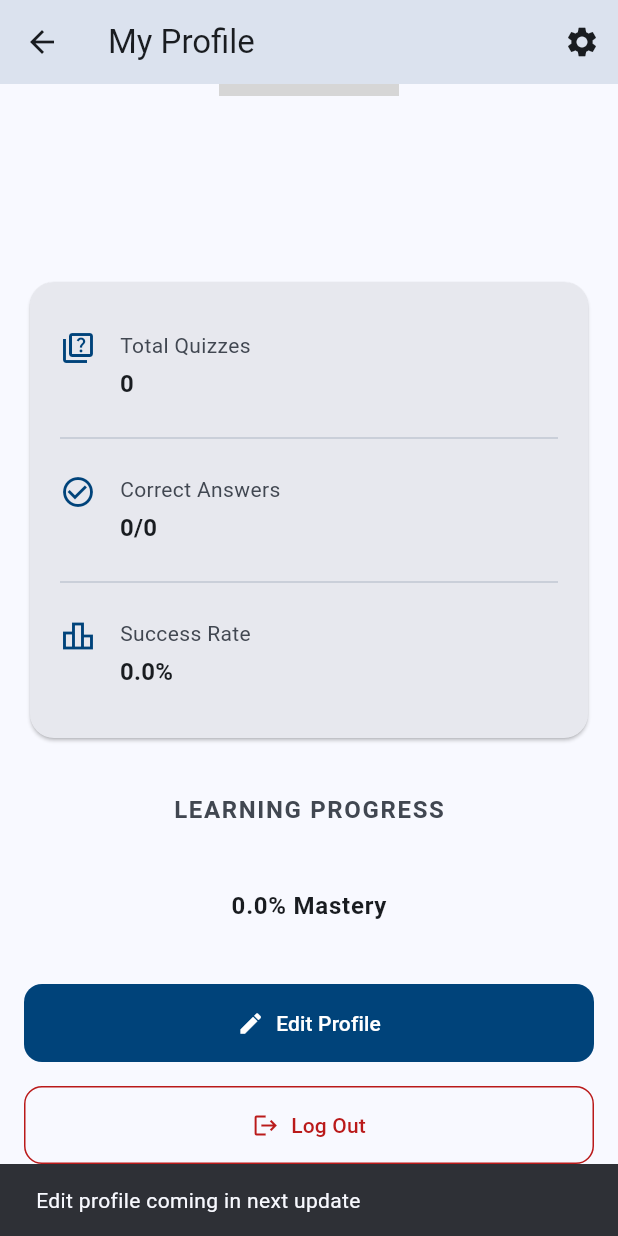
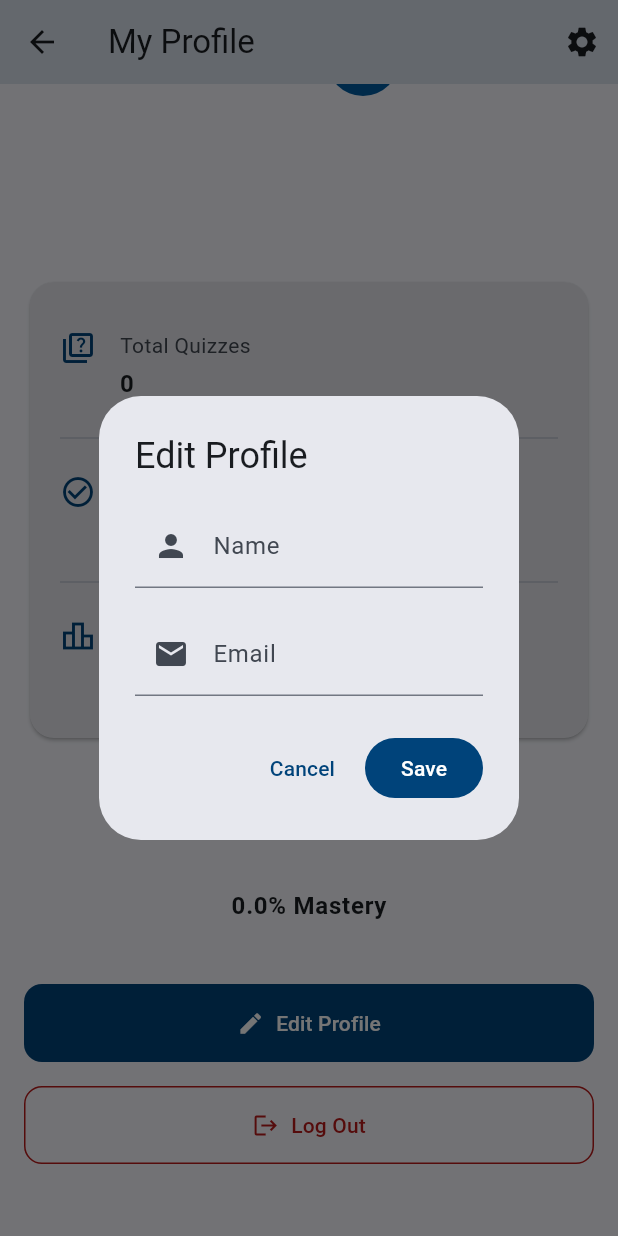
Before and after one commit to Eng-Ruqaih-Salman2040/flutter_quiz_app_roqsal2026, a Flutter app: the ProfileScreen screen opened directly with empty values, scrolled down 136 dp, after a tap on "Edit Profile", on a phone screen of 412 x 824 dp. Run offline on Flutter 3.47's test engine with Material 3 defaults, Android fonts, the phone set to English and light mode, and no system bars; our stand-ins replace awesome_dialog, dio, fl_chart, flutter_svg, font_awesome_flutter, google_sign_in and 8 more; accounts and stored records are empty; grey boxes are pictures that could not be loaded.

Commit message:
update final profile page

```diff
--- a/lib/screen/profilepage.dart
+++ b/lib/screen/profilepage.dart
@@ -1,5 +1,6 @@
 import 'dart:io';
 import 'package:flutter/material.dart';
+import 'package:image_picker/image_picker.dart';
 import 'package:roqsal_quizapp_2026/screen/settings_screen.dart';
 import 'package:shared_preferences/shared_preferences.dart';
 
@@ -20,11 +21,17 @@ class ProfileScreen extends StatefulWidget {
 class _ProfileScreenState extends State<ProfileScreen> {
   String? _email;
   String? _universityId;
+  String? _userName;
+  String? _profileImagePath;
+
   int _totalQuizzes = 0;
   int _correctAnswers = 0;
   double _successRate = 0.0;
+
   bool _isLoading = true;
   bool _isLoggingOut = false;
+
+  final ImagePicker _picker = ImagePicker();
 
   @override
   void initState() {
@@ -37,6 +44,8 @@ class _ProfileScreenState extends State<ProfileScreen> {
       final prefs = await SharedPreferences.getInstance();
       setState(() {
         _email = prefs.getString('email');
+        _userName = prefs.getString('userName') ?? widget.userName;
+        _profileImagePath = prefs.getString('profileImagePath') ?? widget.imagePath;
         _universityId = prefs.getString('universityId');
         _totalQuizzes = prefs.getInt('totalQuizzes') ?? 0;
         _correctAnswers = prefs.getInt('correctAnswers') ?? 0;
@@ -47,8 +56,90 @@ class _ProfileScreenState extends State<ProfileScreen> {
       });
     } catch (e) {
       setState(() => _isLoading = false);
-      // In production, you might want to log this error to a service
       debugPrint('Error loading profile data: $e');
+    }
+  }
+
+  Future<void> _saveUserData() async {
+    final prefs = await SharedPreferences.getInstance();
+    if (_userName != null) await prefs.setString('userName', _userName!);
+    if (_email != null) await prefs.setString('email', _email!);
+    if (_profileImagePath != null) await prefs.setString('profileImagePath', _profileImagePath!);
+  }
+
+  Future<void> _changeProfileImage() async {
+    try {
+      final pickedFile = await _picker.pickImage(source: ImageSource.gallery);
+      if (pickedFile != null) {
+        setState(() {
+          _profileImagePath = pickedFile.path;
+        });
+        await _saveUserData();
+        ScaffoldMessenger.of(context).showSnackBar(
+          const SnackBar(content: Text('Profile image updated!')),
+        );
+      }
+    } catch (e) {
+      debugPrint('Error picking image: $e');
+      ScaffoldMessenger.of(context).showSnackBar(
+        const SnackBar(content: Text('Failed to change profile image.')),
+      );
+    }
+  }
+
+  Future<void> _editProfile() async {
+    final theme = Theme.of(context);
+    final TextEditingController nameController = TextEditingController(text: _userName);
+    final TextEditingController emailController = TextEditingController(text: _email);
+
+    final result = await showDialog<bool>(
+      context: context,
+      builder: (context) => AlertDialog(
+        title: const Text('Edit Profile'),
+        content: SingleChildScrollView(
+          child: Column(
+            children: [
+              TextField(
+                controller: nameController,
+                decoration: const InputDecoration(
+                  labelText: 'Name',
+                  prefixIcon: Icon(Icons.person),
+                ),
+              ),
+              const SizedBox(height: 16),
+              TextField(
+                controller: emailController,
+                decoration: const InputDecoration(
+                  labelText: 'Email',
+                  prefixIcon: Icon(Icons.email),
+                ),
+                keyboardType: TextInputType.emailAddress,
+              ),
+            ],
+          ),
+        ),
+        actions: [
+          TextButton(
+            onPressed: () => Navigator.pop(context, false),
+            child: const Text('Cancel'),
+          ),
+          FilledButton(
+            onPressed: () => Navigator.pop(context, true),
+            child: const Text('Save'),
+          ),
+        ],
+      ),
+    );
+
+    if (result ?? false) {
+      setState(() {
+        _userName = nameController.text.trim();
+        _email = emailController.text.trim();
+      });
+      await _saveUserData();
+      ScaffoldMessenger.of(context).showSnackBar(
+        const SnackBar(content: Text('Profile updated successfully.')),
+      );
     }
   }
 
@@ -75,12 +166,14 @@ class _ProfileScreenState extends State<ProfileScreen> {
       setState(() => _isLoggingOut = true);
       try {
         final prefs = await SharedPreferences.getInstance();
-        await prefs.setBool('isRegistered', false);
-        Navigator.pushNamedAndRemoveUntil(
-          context,
-          '/onboarding',
-              (route) => false,
-        );
+        await prefs.clear();
+        if (mounted) {
+          Navigator.pushNamedAndRemoveUntil(
+            context,
+            '/onboarding',
+                (route) => false,
+          );
+        }
       } catch (e) {
         setState(() => _isLoggingOut = false);
         ScaffoldMessenger.of(context).showSnackBar(
@@ -88,20 +181,6 @@ class _ProfileScreenState extends State<ProfileScreen> {
         );
       }
     }
-  }
-
-  Future<void> _editProfile() async {
-    // Placeholder for edit profile functionality
-    ScaffoldMessenger.of(context).showSnackBar(
-      const SnackBar(content: Text('Edit profile coming in next update')),
-    );
-  }
-
-  Future<void> _changeProfileImage() async {
-    // Placeholder for profile image change
-    ScaffoldMessenger.of(context).showSnackBar(
-      const SnackBar(content: Text('Profile image change coming soon')),
-    );
   }
 
   Widget _buildInfoRow({
@@ -161,8 +240,8 @@ class _ProfileScreenState extends State<ProfileScreen> {
               context,
               MaterialPageRoute(
                 builder: (_) => SettingsScreen(
-                  userName: widget.userName,
-                  imagePath: widget.imagePath,
+                  userName: _userName ?? '',
+                  imagePath: _profileImagePath,
                 ),
               ),
             ),
@@ -186,10 +265,10 @@ class _ProfileScreenState extends State<ProfileScreen> {
                 CircleAvatar(
                   radius: isSmallScreen ? 60 : 72,
                   backgroundColor: colorScheme.surfaceVariant,
-                  backgroundImage: widget.imagePath != null
-                      ? FileImage(File(widget.imagePath!))
+                  backgroundImage: _profileImagePath != null
+                      ? FileImage(File(_profileImagePath!))
                       : null,
-                  child: widget.imagePath == null
+                  child: _profileImagePath == null
                       ? Icon(
                     Icons.person,
                     size: isSmallScreen ? 50 : 64,
@@ -209,6 +288,7 @@ class _ProfileScreenState extends State<ProfileScreen> {
                       size: 20,
                     ),
                     onPressed: _changeProfileImage,
+                    tooltip: 'Change Profile Picture',
                   ),
                 ),
               ],
@@ -217,7 +297,7 @@ class _ProfileScreenState extends State<ProfileScreen> {
 
             // User Info
             Text(
-              widget.userName,
+              _userName ?? 'Your Name',
               style: textTheme.headlineSmall?.copyWith(
                 fontWeight: FontWeight.bold,
                 color: colorScheme.onSurface,
```
